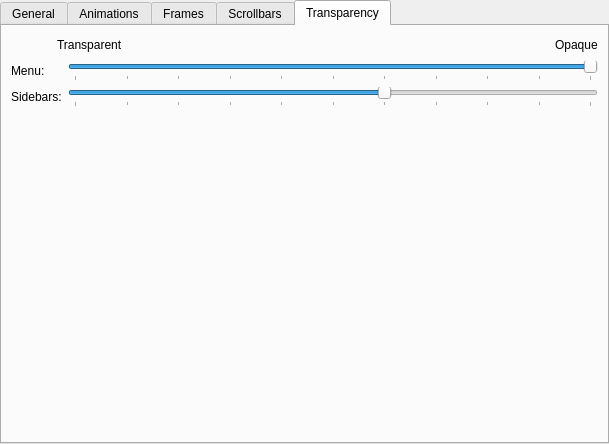
Old version of the form kstyle/config/ui/lightlystyleconfig.ui in the repository taj-ny/Darkly.
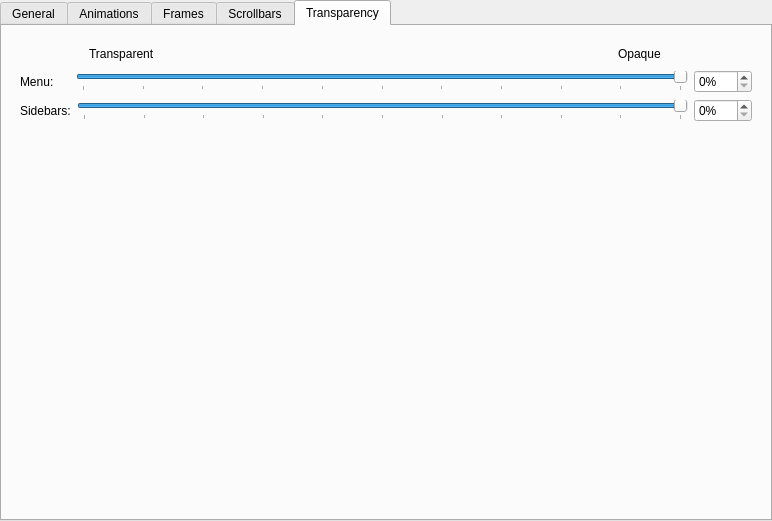
New version of the form. The open tabs and pages were chosen to show the change.

What changed in the file:
```diff
--- a/kstyle/config/ui/lightlystyleconfig.ui
+++ b/kstyle/config/ui/lightlystyleconfig.ui
@@ -6,8 +6,8 @@
    <rect>
     <x>0</x>
     <y>0</y>
-    <width>609</width>
-    <height>444</height>
+    <width>772</width>
+    <height>521</height>
    </rect>
   </property>
   <property name="sizePolicy">
@@ -31,6 +31,18 @@
    </property>
    <item>
     <widget class="QTabWidget" name="tabWidget">
+     <property name="sizePolicy">
+      <sizepolicy hsizetype="Expanding" vsizetype="Expanding">
+       <horstretch>0</horstretch>
+       <verstretch>0</verstretch>
+      </sizepolicy>
+     </property>
+     <property name="maximumSize">
+      <size>
+       <width>16777215</width>
+       <height>16777215</height>
+      </size>
+     </property>
      <property name="currentIndex">
       <number>0</number>
      </property>
@@ -420,19 +432,8 @@
          </property>
         </spacer>
        </item>
-       <item row="1" column="0">
-        <widget class="QLabel" name="_scrollBarAddLineLabel">
-         <property name="text">
-          <string>Bottom arrow button t&amp;ype:</string>
-         </property>
-         <property name="alignment">
-          <set>Qt::AlignRight|Qt::AlignTrailing|Qt::AlignVCenter</set>
-         </property>
-         <property name="buddy">
-          <cstring>_scrollBarAddLineButtons</cstring>
-         </property>
-        </widget>
-       </item>
+       <item row="8" column="0">
+        <layout class="QFormLayout" name="formLayout">
        <item row="0" column="0">
         <widget class="QLabel" name="_scrollBarSubLineLabel">
          <property name="text">
@@ -484,7 +485,9 @@
          </item>
         </widget>
        </item>
-       <item row="2" column="0" colspan="3">
+        </layout>
+       </item>
+       <item row="12" column="0">
         <spacer name="verticalSpacer_4">
          <property name="orientation">
           <enum>Qt::Vertical</enum>
@@ -511,19 +514,62 @@
        <string>Transparency</string>
       </attribute>
       <layout class="QGridLayout" name="gridLayout_2">
-       <item row="1" column="1">
+       <item row="13" column="0">
+        <layout class="QGridLayout" name="gridLayout_8">
+         <item row="0" column="0">
+          <widget class="QFrame" name="verticalFrame">
+           <layout class="QVBoxLayout" name="verticalLayout">
+            <item>
         <layout class="QHBoxLayout" name="horizontalLayout_2">
          <item>
-          <widget class="QLabel" name="_menuOpacityTransparentLabel">
+               <spacer name="horizontalSpacer_4">
+                <property name="orientation">
+                 <enum>Qt::Orientation::Horizontal</enum>
+                </property>
+                <property name="sizeType">
+                 <enum>QSizePolicy::Policy::Fixed</enum>
+                </property>
+                <property name="sizeHint" stdset="0">
+                 <size>
+                  <width>69</width>
+                  <height>20</height>
+                 </size>
+                </property>
+               </spacer>
+              </item>
+              <item>
+               <widget class="QLabel" name="label">
+                <property name="sizePolicy">
+                 <sizepolicy hsizetype="Preferred" vsizetype="Preferred">
+                  <horstretch>0</horstretch>
+                  <verstretch>0</verstretch>
+                 </sizepolicy>
+                </property>
            <property name="text">
             <string>Transparent</string>
            </property>
           </widget>
          </item>
          <item>
-          <spacer name="horizontalSpacer_6">
+               <spacer name="horizontalSpacer_2">
            <property name="orientation">
-            <enum>Qt::Horizontal</enum>
+                 <enum>Qt::Orientation::Horizontal</enum>
+                </property>
+                <property name="sizeType">
+                 <enum>QSizePolicy::Policy::Preferred</enum>
+                </property>
+                <property name="sizeHint" stdset="0">
+                 <size>
+                  <width>186</width>
+                  <height>20</height>
+                 </size>
+                </property>
+               </spacer>
+              </item>
+              <item>
+               <spacer name="horizontalSpacer_11">
+                <property name="orientation">
+                 <enum>Qt::Orientation::Horizontal</enum>
            </property>
            <property name="sizeHint" stdset="0">
             <size>
@@ -536,7 +582,7 @@
          <item>
           <widget class="QLabel" name="_menuOpacityOpaqueLabel">
            <property name="sizePolicy">
-            <sizepolicy hsizetype="Minimum" vsizetype="Preferred">
+                 <sizepolicy hsizetype="Preferred" vsizetype="Preferred">
              <horstretch>0</horstretch>
              <verstretch>0</verstretch>
             </sizepolicy>
@@ -546,66 +592,34 @@
            </property>
           </widget>
          </item>
-        </layout>
-       </item>
-       <item row="9" column="1">
-        <spacer name="verticalSpacer_5">
-         <property name="orientation">
-          <enum>Qt::Vertical</enum>
-         </property>
-         <property name="sizeHint" stdset="0">
-          <size>
-           <width>20</width>
-           <height>40</height>
-          </size>
-         </property>
-        </spacer>
-       </item>
-       <item row="1" column="0">
-        <spacer name="horizontalSpacer_5">
-         <property name="orientation">
-          <enum>Qt::Horizontal</enum>
-         </property>
-         <property name="sizeType">
-          <enum>QSizePolicy::Fixed</enum>
-         </property>
-         <property name="sizeHint" stdset="0">
-          <size>
-           <width>40</width>
-           <height>20</height>
-          </size>
-         </property>
-        </spacer>
-       </item>
-       <item row="8" column="0" colspan="2">
-        <spacer name="horizontalSpacer_4">
-         <property name="orientation">
-          <enum>Qt::Horizontal</enum>
-         </property>
-         <property name="sizeType">
-          <enum>QSizePolicy::Preferred</enum>
-         </property>
-         <property name="sizeHint" stdset="0">
-          <size>
-           <width>542</width>
-           <height>20</height>
-          </size>
-         </property>
-        </spacer>
-       </item>
-       <item row="7" column="0" colspan="2">
-        <layout class="QFormLayout" name="formLayout">
-         <property name="topMargin">
-          <number>0</number>
-         </property>
-         <item row="0" column="0">
+              <item>
+               <spacer name="horizontalSpacer_9">
+                <property name="orientation">
+                 <enum>Qt::Orientation::Horizontal</enum>
+                </property>
+                <property name="sizeType">
+                 <enum>QSizePolicy::Policy::Fixed</enum>
+                </property>
+                <property name="sizeHint" stdset="0">
+                 <size>
+                  <width>91</width>
+                  <height>20</height>
+                 </size>
+                </property>
+               </spacer>
+              </item>
+             </layout>
+            </item>
+            <item>
+             <layout class="QHBoxLayout" name="horizontalLayout_13">
+              <item>
           <widget class="QLabel" name="_menuGroupDescription">
            <property name="text">
-            <string>Menu:</string>
+                 <string>Menu:     </string>
            </property>
           </widget>
          </item>
-         <item row="0" column="1">
+              <item>
           <widget class="QSlider" name="_menuOpacity">
            <property name="minimum">
             <number>0</number>
@@ -639,14 +653,28 @@
            </property>
           </widget>
          </item>
-         <item row="1" column="0">
-          <widget class="QLabel" name="label">
+              <item>
+               <widget class="QSpinBox" name="_menuOpacitySpinBox">
+                <property name="suffix">
+                 <string>%</string>
+                </property>
+                <property name="maximum">
+                 <number>100</number>
+                </property>
+               </widget>
+              </item>
+             </layout>
+            </item>
+            <item>
+             <layout class="QHBoxLayout" name="horizontalLayout_7">
+              <item>
+               <widget class="QLabel" name="label_5">
            <property name="text">
             <string>Sidebars:</string>
            </property>
           </widget>
          </item>
-         <item row="1" column="1">
+              <item>
           <widget class="QSlider" name="_sidebarOpacity">
            <property name="maximum">
             <number>100</number>
@@ -658,7 +686,10 @@
             <number>10</number>
            </property>
            <property name="value">
-            <number>60</number>
+                 <number>100</number>
+                </property>
+                <property name="sliderPosition">
+                 <number>100</number>
            </property>
            <property name="orientation">
             <enum>Qt::Horizontal</enum>
@@ -675,6 +706,34 @@
            <property name="tickInterval">
             <number>10</number>
            </property>
+               </widget>
+              </item>
+              <item>
+               <widget class="QSpinBox" name="_sidebarOpacitySpinBox">
+                <property name="suffix">
+                 <string>%</string>
+                </property>
+                <property name="maximum">
+                 <number>100</number>
+                </property>
+               </widget>
+              </item>
+             </layout>
+            </item>
+            <item>
+             <spacer name="verticalSpacer_5">
+              <property name="orientation">
+               <enum>Qt::Orientation::Vertical</enum>
+              </property>
+              <property name="sizeHint" stdset="0">
+               <size>
+                <width>20</width>
+                <height>40</height>
+               </size>
+              </property>
+             </spacer>
+            </item>
+           </layout>
           </widget>
          </item>
         </layout>
```
Left out of the diff: 334 changed lines with no effect on the pictures. Lines whose indentation alone changed are shown as unchanged.
